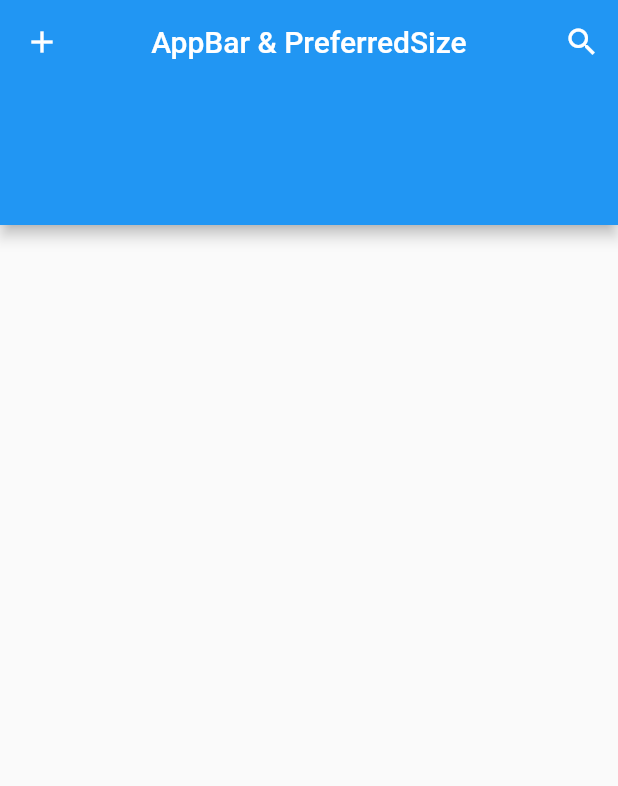
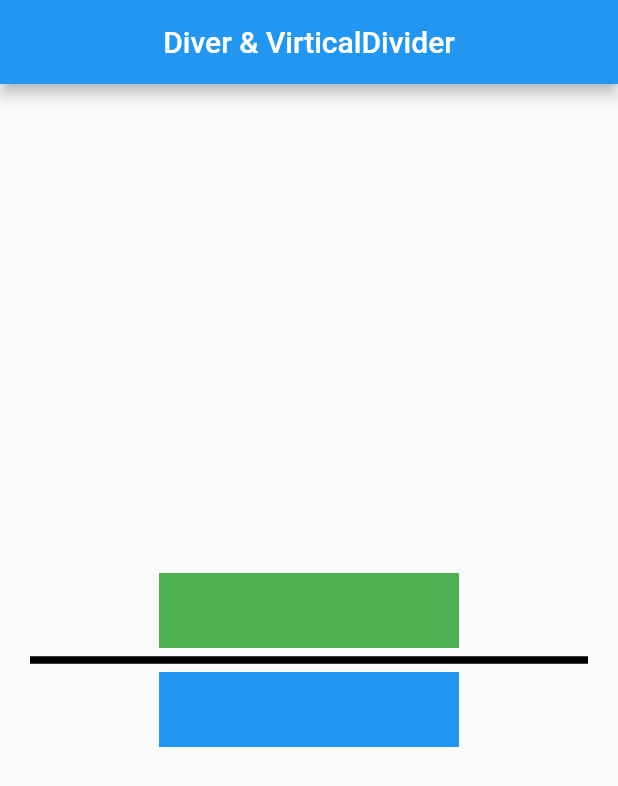
Before and after one commit to NazmulHasan0/all-widgets, a Flutter app: the screen it shows after launch, on a phone screen of 412 x 824 dp. Shown: the top 786 px of the screen. Run offline on Flutter 3.47's test engine with Material 2 defaults, Android fonts, the phone set to English and light mode, and no system bars; our stand-ins replace smooth_page_indicator.

Commit message:
first commit

```diff
--- /dev/null
+++ b/lib/Divider/divider.dart
@@ -0,0 +1,35 @@
+import 'package:flutter/material.dart';
+
+class MyDivider extends StatelessWidget {
+  const MyDivider({super.key});
+
+  @override
+  Widget build(BuildContext context) {
+    return Scaffold(
+      appBar: AppBar(title: Text("Diver & VirticalDivider"), centerTitle: true),
+      body: Center(
+        child: Column(
+          mainAxisAlignment: MainAxisAlignment.center,
+          children: [
+            Container(
+              height: 50,
+              width: 200,
+              color: Colors.green,
+            ),
+            Divider(
+              color: Colors.black,
+              thickness: 5,
+              indent: 20,
+              endIndent: 20,
+            ),
+            Container(
+              height: 50,
+              width: 200,
+              color: Colors.blue,
+            ),
+          ],
+        ),
+      ),
+    );
+  }
+}
--- a/lib/main.dart
+++ b/lib/main.dart
@@ -1,7 +1,11 @@
 import 'package:allwidgets/AppBar%20&%20PreferredSize/appBar_preferredSize.dart';
+import 'package:allwidgets/ClipRRect/cliprrect.dart';
 import 'package:allwidgets/DataTable/datatable.dart';
+import 'package:allwidgets/Divider/divider.dart';
 import 'package:allwidgets/FloatingActionButton/floatingactionbutton_.dart';
 import 'package:allwidgets/PageView/pageview_.dart';
+import 'package:allwidgets/SliverAppbar/sliver_appbar.dart';
+import 'package:allwidgets/ToolTip/tooltip.dart';
 import 'package:flutter/material.dart';
 
 void main() {
@@ -15,8 +19,12 @@ class MyApp extends StatelessWidget {
   Widget build(BuildContext context) {
     return MaterialApp(
       debugShowCheckedModeBanner: false,
-      initialRoute: '/MyPreferredSize',
+      initialRoute: '/MyDivider',
       routes: {
+        '/MyDivider': (context) => MyDivider(),
+        '/MyToolTip': (context) => MyToolTip(),
+        '/MyClipRRect': (context) => MyClipRRect(),
+        '/MySliverAppbar': (context) => MySliverAppbar(),
         '/MyPreferredSize': (context) => MyPreferredSize(),
         '/MyDataTable': (context) => const MyDataTable(),
         '/MyPageView': (context) => const MyPageView(),
```
Also changed, not shown: lib/ClipRRect/cliprrect.dart (added, +23 -0 lines), lib/SliverAppbar/sliver_appbar.dart (added, +44 -0 lines), lib/ToolTip/tooltip.dart (added, +22 -0 lines).
